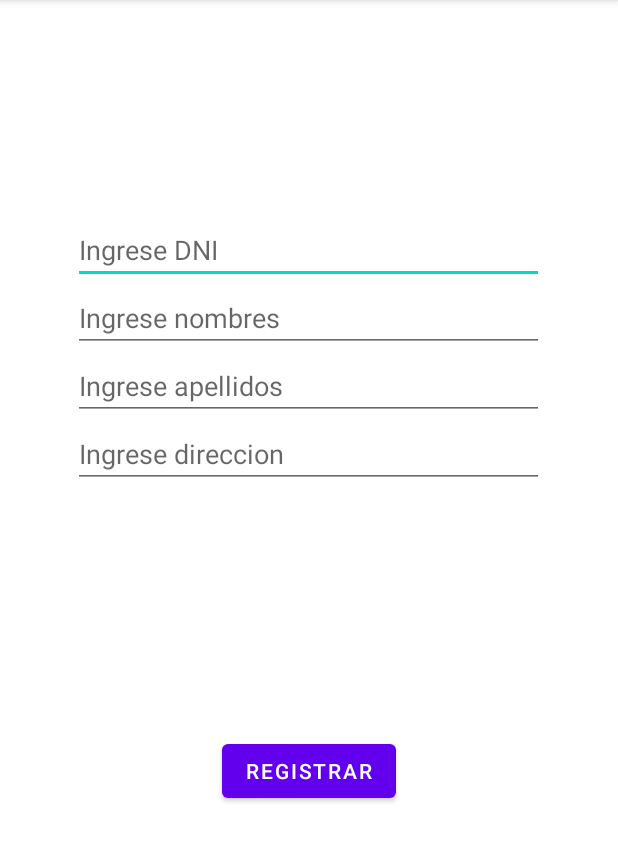
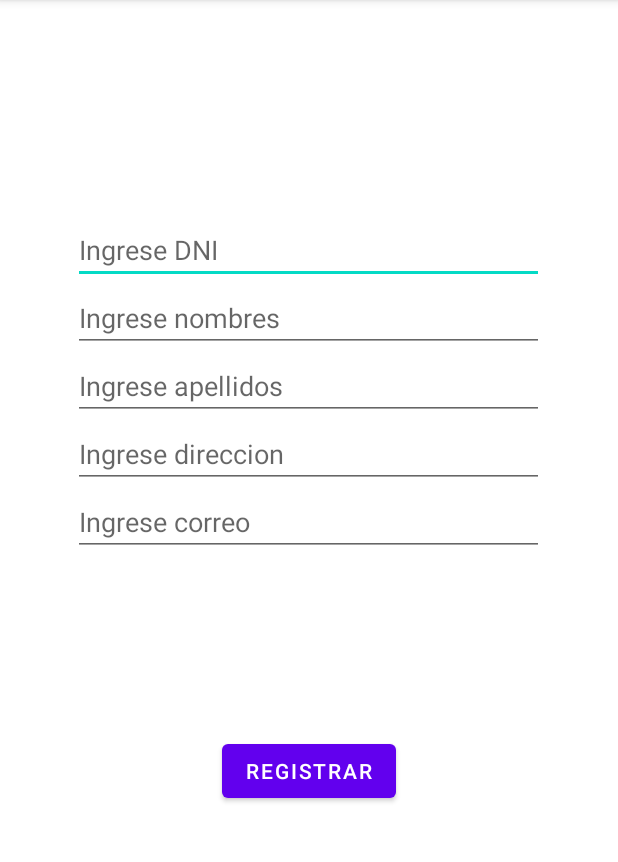
Before and after one commit to rquispeccoya/VisitaMedica, an Android app: the FormularioPacienteActivity screen opened directly, with no data from a screen before it, on a phone screen of 412 x 824 dp, the part 84-946 px from its top. Run offline under Robolectric (Android 15) with nearby library versions, the phone set to English and light mode, and no system bars.

Commit message:
Interface update

```diff
--- a/app/src/main/res/layout/activity_formulario_paciente.xml
+++ b/app/src/main/res/layout/activity_formulario_paciente.xml
@@ -60,5 +60,13 @@
         android:ems="10"
         android:hint="@string/direccionPaciente"
         android:inputType="textPersonName" />
+
+    <EditText
+        android:id="@+id/correoPaciente"
+        android:layout_width="match_parent"
+        android:layout_height="wrap_content"
+        android:ems="10"
+        android:hint="Ingrese correo"
+        android:inputType="textPersonName" />
   </LinearLayout>
 </androidx.constraintlayout.widget.ConstraintLayout>
```
